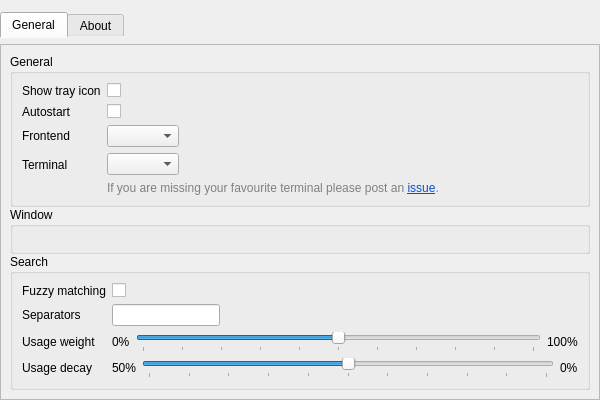
Above: src/settings/settingswindow.ui from albertlauncher/albert before the change. Below: the same form after it.
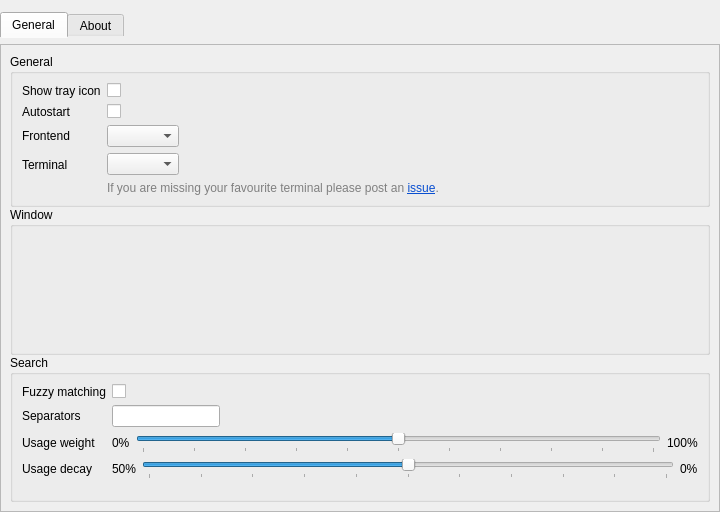
That is the form after the change. Icons and pictures are not drawn.

```diff
--- a/src/settings/settingswindow.ui
+++ b/src/settings/settingswindow.ui
@@ -4,8 +4,8 @@
  <widget class="QWidget" name="SettingsWindow">
   <property name="minimumSize">
    <size>
-    <width>600</width>
-    <height>400</height>
+    <width>720</width>
+    <height>512</height>
    </size>
   </property>
   <property name="windowTitle">
@@ -59,8 +59,8 @@
            <rect>
             <x>0</x>
             <y>0</y>
-            <width>598</width>
-            <height>417</height>
+            <width>718</width>
+            <height>477</height>
            </rect>
           </property>
           <layout class="QVBoxLayout" name="verticalLayout_2">
```
